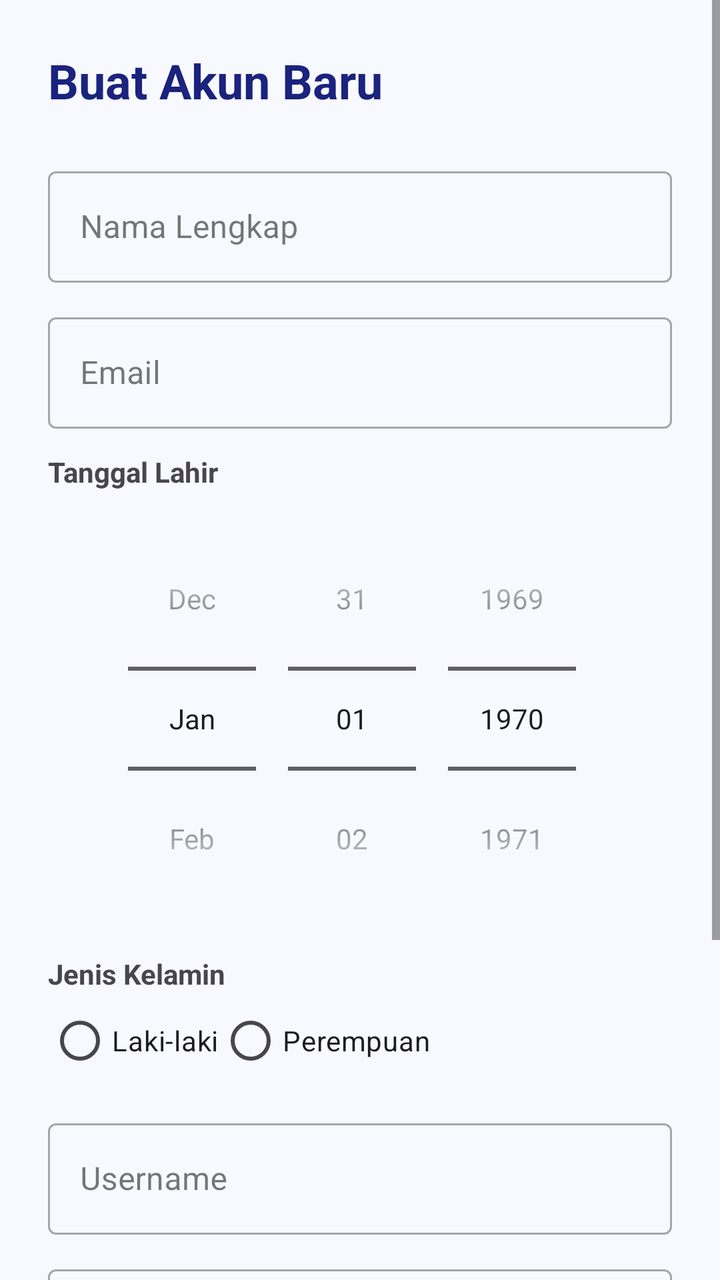
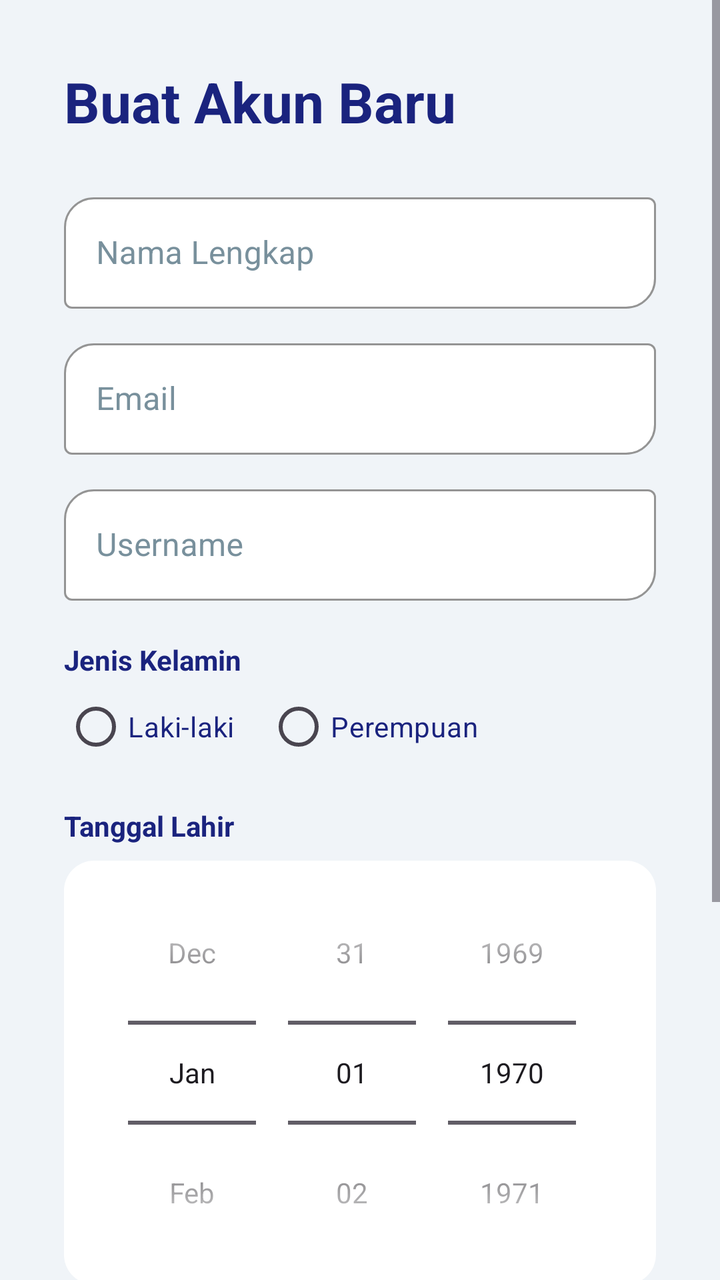

Screens rendered from an Android XML layout before and after an edit, with the pre-edit source and the edit as a unified diff.
<!-- AndroidManifest.xml: application theme Theme.Naylaai -->
<!-- res/layout/activity_register.xml -->
<?xml version="1.0" encoding="utf-8"?>
<ScrollView xmlns:android="http://schemas.android.com/apk/res/android"
    xmlns:app="http://schemas.android.com/apk/res-auto"
    android:layout_width="match_parent"
    android:layout_height="match_parent"
    android:background="#F8F9FE">

    <LinearLayout
        android:layout_width="match_parent"
        android:layout_height="wrap_content"
        android:orientation="vertical"
        android:padding="24dp">

        <TextView
            android:layout_width="wrap_content"
            android:layout_height="wrap_content"
            android:text="Buat Akun Baru"
            android:textSize="24sp"
            android:textStyle="bold"
            android:textColor="#1A237E"
            android:layout_marginBottom="24dp"/>

        <com.google.android.material.textfield.TextInputLayout
            style="@style/Widget.MaterialComponents.TextInputLayout.OutlinedBox"
            android:layout_width="match_parent"
            android:layout_height="wrap_content"
            android:hint="Nama Lengkap"
            android:layout_marginBottom="12dp">
            <com.google.android.material.textfield.TextInputEditText
                android:id="@+id/etNama"
                android:layout_width="match_parent"
                android:layout_height="wrap_content" />
        </com.google.android.material.textfield.TextInputLayout>

        <com.google.android.material.textfield.TextInputLayout
            style="@style/Widget.MaterialComponents.TextInputLayout.OutlinedBox"
            android:layout_width="match_parent"
            android:layout_height="wrap_content"
            android:hint="Email"
            android:layout_marginBottom="12dp">
            <com.google.android.material.textfield.TextInputEditText
                android:id="@+id/etEmail"
                android:layout_width="match_parent"
                android:layout_height="wrap_content"
                android:inputType="textEmailAddress" />
        </com.google.android.material.textfield.TextInputLayout>

        <TextView
            android:layout_width="wrap_content"
            android:layout_height="wrap_content"
            android:text="Tanggal Lahir"
            android:layout_marginBottom="8dp"
            android:textStyle="bold"/>
        <DatePicker
            android:id="@+id/datePicker"
            android:layout_width="match_parent"
            android:layout_height="wrap_content"
            android:datePickerMode="spinner"
            android:calendarViewShown="false"
            android:layout_marginBottom="12dp"/>

        <TextView
            android:layout_width="wrap_content"
            android:layout_height="wrap_content"
            android:text="Jenis Kelamin"
            android:textStyle="bold"/>
        <RadioGroup
            android:id="@+id/rgGender"
            android:layout_width="match_parent"
            android:layout_height="wrap_content"
            android:orientation="horizontal"
            android:layout_marginBottom="12dp">
            <RadioButton android:id="@+id/rbLaki" android:layout_width="wrap_content" android:layout_height="wrap_content" android:text="Laki-laki"/>
            <RadioButton android:id="@+id/rbPerempuan" android:layout_width="wrap_content" android:layout_height="wrap_content" android:text="Perempuan"/>
        </RadioGroup>

        <com.google.android.material.textfield.TextInputLayout
            style="@style/Widget.MaterialComponents.TextInputLayout.OutlinedBox"
            android:layout_width="match_parent"
            android:layout_height="wrap_content"
            android:hint="Username"
            android:layout_marginBottom="12dp">
            <com.google.android.material.textfield.TextInputEditText
                android:id="@+id/etUsername"
                android:layout_width="match_parent"
                android:layout_height="wrap_content" />
        </com.google.android.material.textfield.TextInputLayout>

        <com.google.android.material.textfield.TextInputLayout
            style="@style/Widget.MaterialComponents.TextInputLayout.OutlinedBox"
            android:layout_width="match_parent"
            android:layout_height="wrap_content"
            app:passwordToggleEnabled="true"
            android:hint="Password"
            android:layout_marginBottom="12dp">
            <com.google.android.material.textfield.TextInputEditText
                android:id="@+id/etPassword"
                android:layout_width="match_parent"
                android:layout_height="wrap_content"
                android:inputType="textPassword" />
        </com.google.android.material.textfield.TextInputLayout>

        <com.google.android.material.textfield.TextInputLayout
            style="@style/Widget.MaterialComponents.TextInputLayout.OutlinedBox"
            android:layout_width="match_parent"
            android:layout_height="wrap_content"
            app:passwordToggleEnabled="true"
            android:hint="Konfirmasi Password"
            android:layout_marginBottom="24dp">
            <com.google.android.material.textfield.TextInputEditText
                android:id="@+id/etConfirmPassword"
                android:layout_width="match_parent"
                android:layout_height="wrap_content"
                android:inputType="textPassword" />
        </com.google.android.material.textfield.TextInputLayout>

        <com.google.android.material.button.MaterialButton
            android:id="@+id/btnSelanjutnya"
            android:layout_width="match_parent"
            android:layout_height="60dp"
            android:text="Selanjutnya"
            app:cornerRadius="12dp"
            android:backgroundTint="#2D5BFF"/>

    </LinearLayout>
</ScrollView>
<!-- resources referenced by this layout -->
<resources>
  <style name="Theme.Naylaai" parent="Base.Theme.Naylaai" />
  <style name="Base.Theme.Naylaai" parent="Theme.Material3.DayNight.NoActionBar">
          
          
      </style>
</resources>

<!-- the commit's change to res/layout/activity_register.xml (unified diff, before → after) -->
@@ -3,21 +3,22 @@
     xmlns:app="http://schemas.android.com/apk/res-auto"
     android:layout_width="match_parent"
     android:layout_height="match_parent"
-    android:background="#F8F9FE">
+    android:background="@color/background_light"
+    android:fillViewport="true">
 
     <LinearLayout
         android:layout_width="match_parent"
         android:layout_height="wrap_content"
         android:orientation="vertical"
-        android:padding="24dp">
+        android:padding="32dp">
 
         <TextView
             android:layout_width="wrap_content"
             android:layout_height="wrap_content"
             android:text="Buat Akun Baru"
-            android:textSize="24sp"
+            android:textSize="28sp"
             android:textStyle="bold"
-            android:textColor="#1A237E"
+            android:textColor="@color/text_primary"
             android:layout_marginBottom="24dp"/>
 
         <com.google.android.material.textfield.TextInputLayout
@@ -25,11 +26,18 @@
             android:layout_width="match_parent"
             android:layout_height="wrap_content"
             android:hint="Nama Lengkap"
+            android:textColorHint="@color/text_secondary"
+            app:boxBackgroundColor="@color/white"
+            app:boxStrokeColor="@color/text_primary"
+            app:hintTextColor="@color/text_primary"
+            app:boxCornerRadiusBottomEnd="15dp"
+            app:boxCornerRadiusTopStart="15dp"
             android:layout_marginBottom="12dp">
             <com.google.android.material.textfield.TextInputEditText
                 android:id="@+id/etNama"
                 android:layout_width="match_parent"
-                android:layout_height="wrap_content" />
+                android:layout_height="wrap_content"
+                android:textColor="#212121" />
         </com.google.android.material.textfield.TextInputLayout>
 
         <com.google.android.material.textfield.TextInputLayout
@@ -37,66 +45,94 @@
             android:layout_width="match_parent"
             android:layout_height="wrap_content"
             android:hint="Email"
+            android:textColorHint="@color/text_secondary"
+            app:boxBackgroundColor="@color/white"
+            app:boxStrokeColor="@color/text_primary"
+            app:hintTextColor="@color/text_primary"
+            app:boxCornerRadiusBottomEnd="15dp"
+            app:boxCornerRadiusTopStart="15dp"
             android:layout_marginBottom="12dp">
             <com.google.android.material.textfield.TextInputEditText
                 android:id="@+id/etEmail"
                 android:layout_width="match_parent"
                 android:layout_height="wrap_content"
+                android:textColor="#212121"
                 android:inputType="textEmailAddress" />
         </com.google.android.material.textfield.TextInputLayout>
-
-        <TextView
-            android:layout_width="wrap_content"
-            android:layout_height="wrap_content"
-            android:text="Tanggal Lahir"
-            android:layout_marginBottom="8dp"
-            android:textStyle="bold"/>
-        <DatePicker
-            android:id="@+id/datePicker"
-            android:layout_width="match_parent"
-            android:layout_height="wrap_content"
-            android:datePickerMode="spinner"
-            android:calendarViewShown="false"
-            android:layout_marginBottom="12dp"/>
-
-        <TextView
-            android:layout_width="wrap_content"
-            android:layout_height="wrap_content"
-            android:text="Jenis Kelamin"
-            android:textStyle="bold"/>
-        <RadioGroup
-            android:id="@+id/rgGender"
-            android:layout_width="match_parent"
-            android:layout_height="wrap_content"
-            android:orientation="horizontal"
-            android:layout_marginBottom="12dp">
-            <RadioButton android:id="@+id/rbLaki" android:layout_width="wrap_content" android:layout_height="wrap_content" android:text="Laki-laki"/>
-            <RadioButton android:id="@+id/rbPerempuan" android:layout_width="wrap_content" android:layout_height="wrap_content" android:text="Perempuan"/>
-        </RadioGroup>
 
         <com.google.android.material.textfield.TextInputLayout
             style="@style/Widget.MaterialComponents.TextInputLayout.OutlinedBox"
             android:layout_width="match_parent"
             android:layout_height="wrap_content"
             android:hint="Username"
+            android:textColorHint="@color/text_secondary"
+            app:boxBackgroundColor="@color/white"
+            app:boxStrokeColor="@color/text_primary"
+            app:hintTextColor="@color/text_primary"
+            app:boxCornerRadiusBottomEnd="15dp"
+            app:boxCornerRadiusTopStart="15dp"
             android:layout_marginBottom="12dp">
             <com.google.android.material.textfield.TextInputEditText
                 android:id="@+id/etUsername"
                 android:layout_width="match_parent"
-                android:layout_height="wrap_content" />
+                android:layout_height="wrap_content"
+                android:textColor="#212121" />
         </com.google.android.material.textfield.TextInputLayout>
+
+        <TextView
+            android:layout_width="wrap_content"
+            android:layout_height="wrap_content"
+            android:text="Jenis Kelamin"
+            android:textColor="@color/text_primary"
+            android:textStyle="bold"
+            android:layout_marginTop="8dp"/>
+
+        <RadioGroup
+            android:id="@+id/rgGender"
+            android:layout_width="match_parent"
+            android:layout_height="wrap_content"
+            android:orientation="horizontal"
+            android:layout_marginBottom="16dp">
+            <RadioButton android:id="@+id/rbLaki" android:layout_width="wrap_content" android:layout_height="wrap_content" android:text="Laki-laki" android:textColor="@color/text_primary"/>
+            <RadioButton android:id="@+id/rbPerempuan" android:layout_width="wrap_content" android:layout_height="wrap_content" android:text="Perempuan" android:textColor="@color/text_primary" android:layout_marginStart="16dp"/>
+        </RadioGroup>
+
+        <TextView
+            android:layout_width="wrap_content"
+            android:layout_height="wrap_content"
+            android:text="Tanggal Lahir"
+            android:textColor="@color/text_primary"
+            android:textStyle="bold"
+            android:layout_marginBottom="8dp"/>
+
+        <DatePicker
+            android:id="@+id/datePicker"
+            android:layout_width="match_parent"
+            android:layout_height="wrap_content"
+            android:calendarViewShown="false"
+            android:datePickerMode="spinner"
+            android:background="@drawable/rounded_edittext"
+            android:layout_marginBottom="16dp"/>
 
         <com.google.android.material.textfield.TextInputLayout
             style="@style/Widget.MaterialComponents.TextInputLayout.OutlinedBox"
             android:layout_width="match_parent"
             android:layout_height="wrap_content"
+            android:hint="Password"
+            android:textColorHint="@color/text_secondary"
+            app:boxBackgroundColor="@color/white"
+            app:boxStrokeColor="@color/text_primary"
+            app:hintTextColor="@color/text_primary"
+            app:boxCornerRadiusBottomEnd="15dp"
+            app:boxCornerRadiusTopStart="15dp"
             app:passwordToggleEnabled="true"
-            android:hint="Password"
+            app:passwordToggleTint="#78909C"
             android:layout_marginBottom="12dp">
             <com.google.android.material.textfield.TextInputEditText
                 android:id="@+id/etPassword"
                 android:layout_width="match_parent"
                 android:layout_height="wrap_content"
+                android:textColor="#212121"
                 android:inputType="textPassword" />
         </com.google.android.material.textfield.TextInputLayout>
 
@@ -104,13 +140,21 @@
             style="@style/Widget.MaterialComponents.TextInputLayout.OutlinedBox"
             android:layout_width="match_parent"
             android:layout_height="wrap_content"
+            android:hint="Konfirmasi Password"
+            android:textColorHint="@color/text_secondary"
+            app:boxBackgroundColor="@color/white"
+            app:boxStrokeColor="@color/text_primary"
+            app:hintTextColor="@color/text_primary"
+            app:boxCornerRadiusBottomEnd="15dp"
+            app:boxCornerRadiusTopStart="15dp"
             app:passwordToggleEnabled="true"
-            android:hint="Konfirmasi Password"
+            app:passwordToggleTint="#78909C"
             android:layout_marginBottom="24dp">
             <com.google.android.material.textfield.TextInputEditText
                 android:id="@+id/etConfirmPassword"
                 android:layout_width="match_parent"
                 android:layout_height="wrap_content"
+                android:textColor="#212121"
                 android:inputType="textPassword" />
         </com.google.android.material.textfield.TextInputLayout>
 
@@ -118,9 +162,13 @@
             android:id="@+id/btnSelanjutnya"
             android:layout_width="match_parent"
             android:layout_height="60dp"
-            android:text="Selanjutnya"
-            app:cornerRadius="12dp"
-            android:backgroundTint="#2D5BFF"/>
+            android:text="Daftar Sekarang"
+            android:textAllCaps="false"
+            android:textSize="16sp"
+            android:textStyle="bold"
+            app:cornerRadius="16dp"
+            android:backgroundTint="@color/primary_blue"
+            android:textColor="@color/white"/>
 
     </LinearLayout>
 </ScrollView>
<!-- resource entries referenced after the edit -->
@@ -1,5 +1,17 @@
 <!-- resources referenced by this layout -->
 <resources>
+  <color name="background_light">#F0F4F8</color>
+  <color name="primary_blue">#3B82F6</color>
+  <color name="text_primary">#1A237E</color>
+  <color name="text_secondary">#78909C</color>
+  <color name="white">#FFFFFFFF</color>
+  <!-- drawable rounded_edittext (drawable) -->
+  <?xml version="1.0" encoding="utf-8"?>
+  <shape xmlns:android="http://schemas.android.com/apk/res/android"
+      android:shape="rectangle">
+      <solid android:color="@color/white"/>
+      <corners android:radius="15dp"/>
+  </shape>
   <style name="Theme.Naylaai" parent="Base.Theme.Naylaai" />
   <style name="Base.Theme.Naylaai" parent="Theme.Material3.DayNight.NoActionBar">
           
